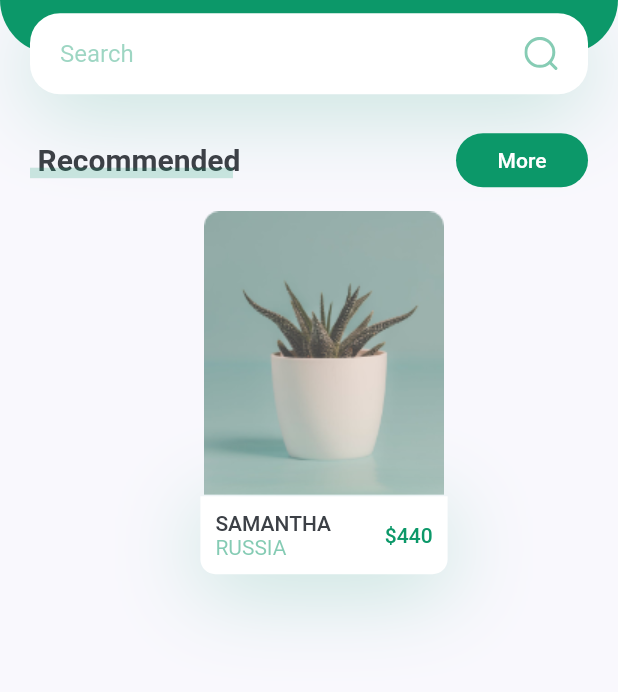
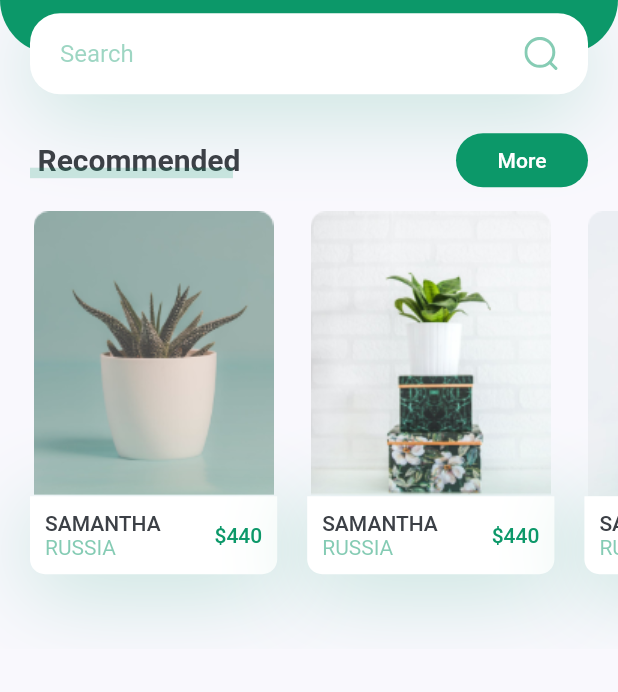
Before and after one commit to Azzamubaidillah/Plant-App, a Flutter app: the screen it shows after launch, on a phone screen of 412 x 824 dp, the part 237-929 px from its top. Run offline on Flutter 3.47's test engine with Material 2 defaults, Android fonts, the phone set to English and light mode, and no system bars; our stand-ins replace flutter_svg.

Commit message:
clean main.dart move recomends plants component to file

```diff
--- a/lib/screens/home/components/body.dart
+++ b/lib/screens/home/components/body.dart
@@ -2,6 +2,7 @@
 
 import 'package:flutter/material.dart';
 import 'package:plant_application/constants.dart';
+import 'package:plant_application/screens/home/components/recomends_plants.dart';
 import 'package:plant_application/screens/home/components/title_with_more_button.dart';
 
 import 'header_with_searchbox.dart';
@@ -20,98 +21,9 @@ class Body extends StatelessWidget {
             title: "Recommended",
             press: () {},
           ),
-          RecommendPlantRecommendation(
-            image: "assets/images/image_1.png",
-            title: "Samantha",
-            country: "Russia",
-            price: 440,
-            press: () {},
-          ),
+          RecomendsPlants(),
         ],
       ),
     );
   }
 }
-
-class RecommendPlantRecommendation extends StatelessWidget {
-  const RecommendPlantRecommendation({
-    Key? key,
-    required this.image,
-    required this.title,
-    required this.country,
-    required this.price,
-    required this.press,
-  }) : super(key: key);
-
-  final String image, title, country;
-  final int price;
-  final VoidCallback press;
-
-  @override
-  Widget build(BuildContext context) {
-    final Size size = MediaQuery.of(context).size;
-
-    return Container(
-      margin: EdgeInsets.only(
-        left: kDefaultPadding,
-        top: kDefaultPadding / 2,
-        bottom: kDefaultPadding * 2.5,
-      ),
-      // 40% total width
-      width: size.width * 0.4,
-      child: Column(
-        children: <Widget>[
-          Image.asset(image),
-          GestureDetector(
-            onTap: press,
-            child: Container(
-              padding: EdgeInsets.all(kDefaultPadding / 2),
-              decoration: BoxDecoration(
-                borderRadius: BorderRadius.only(
-                  bottomLeft: Radius.circular(10),
-                  bottomRight: Radius.circular(10),
-                ),
-                color: Colors.white,
-                boxShadow: [
-                  BoxShadow(
-                    offset: Offset(0, 10),
-                    blurRadius: 50,
-                    color: kPrimaryColor.withOpacity(0.23),
-                  ),
-                ],
-              ),
-              child: Row(
-                children: [
-                  RichText(
-                    text: TextSpan(
-                      children: [
-                        TextSpan(
-                          text: "$title\n".toUpperCase(),
-                          style: Theme.of(context).textTheme.button,
-                        ),
-                        TextSpan(
-                          text: country.toUpperCase(),
-                          style: TextStyle(
-                            color: kPrimaryColor.withOpacity(0.5),
-                          ),
-                        )
-                      ],
-                    ),
-                  ),
-                  Spacer(),
-                  Text(
-                    '\$$price',
-                    style: Theme.of(context)
-                        .textTheme
-                        .button!
-                        .copyWith(color: kPrimaryColor),
-                  )
-                ],
-              ),
-            ),
-          ),
-        ],
-      ),
-    );
-  }
-}
--- /dev/null
+++ b/lib/screens/home/components/recomends_plants.dart
@@ -0,0 +1,123 @@
+import 'package:flutter/material.dart';
+import 'package:plant_application/constants.dart';
+
+class RecomendsPlants extends StatelessWidget {
+  const RecomendsPlants({
+    Key? key,
+  }) : super(key: key);
+
+  @override
+  Widget build(BuildContext context) {
+    return SingleChildScrollView(
+      scrollDirection: Axis.horizontal,
+      child: Row(
+        children: [
+          RecommendPlantRecommendation(
+            image: "assets/images/image_1.png",
+            title: "Samantha",
+            country: "Russia",
+            price: 440,
+            press: () {},
+          ),
+          RecommendPlantRecommendation(
+            image: "assets/images/image_2.png",
+            title: "Samantha",
+            country: "Russia",
+            price: 440,
+            press: () {},
+          ),
+          RecommendPlantRecommendation(
+            image: "assets/images/image_3.png",
+            title: "Samantha",
+            country: "Russia",
+            price: 440,
+            press: () {},
+          ),
+        ],
+      ),
+    );
+  }
+}
+
+class RecommendPlantRecommendation extends StatelessWidget {
+  const RecommendPlantRecommendation({
+    Key? key,
+    required this.image,
+    required this.title,
+    required this.country,
+    required this.price,
+    required this.press,
+  }) : super(key: key);
+
+  final String image, title, country;
+  final int price;
+  final VoidCallback press;
+
+  @override
+  Widget build(BuildContext context) {
+    final Size size = MediaQuery.of(context).size;
+
+    return Container(
+      margin: EdgeInsets.only(
+        left: kDefaultPadding,
+        top: kDefaultPadding / 2,
+        bottom: kDefaultPadding * 2.5,
+      ),
+      // 40% total width
+      width: size.width * 0.4,
+      child: Column(
+        children: <Widget>[
+          Image.asset(image),
+          GestureDetector(
+            onTap: press,
+            child: Container(
+              padding: EdgeInsets.all(kDefaultPadding / 2),
+              decoration: BoxDecoration(
+                borderRadius: BorderRadius.only(
+                  bottomLeft: Radius.circular(10),
+                  bottomRight: Radius.circular(10),
+                ),
+                color: Colors.white,
+                boxShadow: [
+                  BoxShadow(
+                    offset: Offset(0, 10),
+                    blurRadius: 50,
+                    color: kPrimaryColor.withOpacity(0.23),
+                  ),
+                ],
+              ),
+              child: Row(
+                children: [
+                  RichText(
+                    text: TextSpan(
+                      children: [
+                        TextSpan(
+                          text: "$title\n".toUpperCase(),
+                          style: Theme.of(context).textTheme.button,
+                        ),
+                        TextSpan(
+                          text: country.toUpperCase(),
+                          style: TextStyle(
+                            color: kPrimaryColor.withOpacity(0.5),
+                          ),
+                        )
+                      ],
+                    ),
+                  ),
+                  Spacer(),
+                  Text(
+                    '\$$price',
+                    style: Theme.of(context)
+                        .textTheme
+                        .button!
+                        .copyWith(color: kPrimaryColor),
+                  )
+                ],
+              ),
+            ),
+          ),
+        ],
+      ),
+    );
+  }
+}
```
